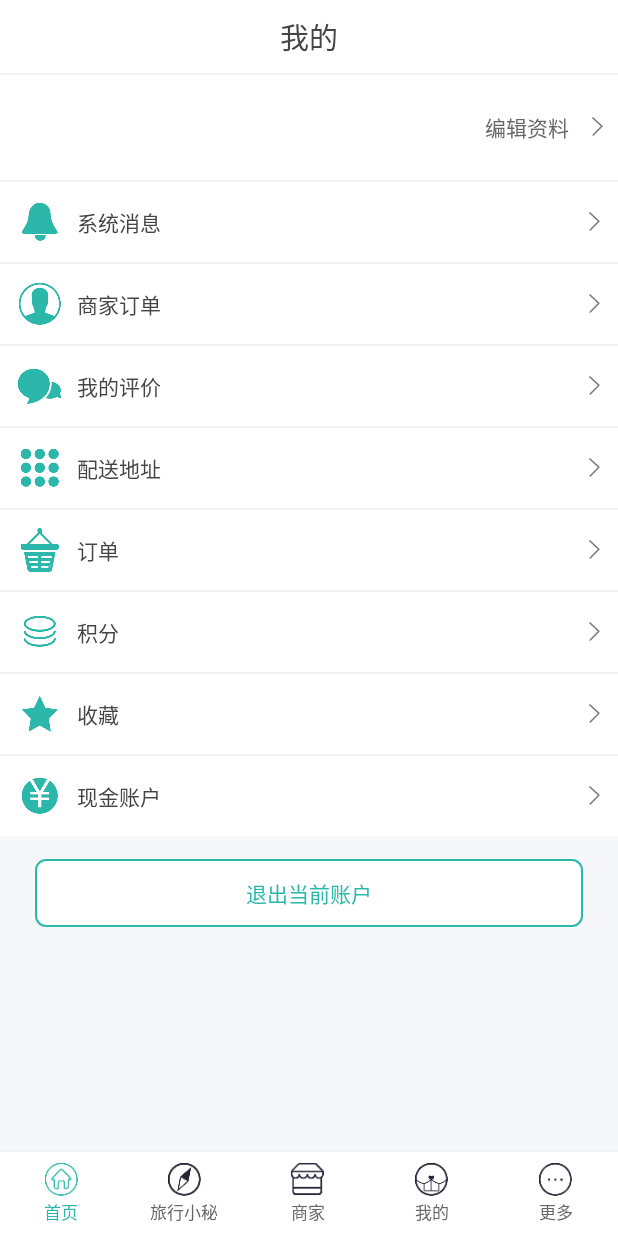
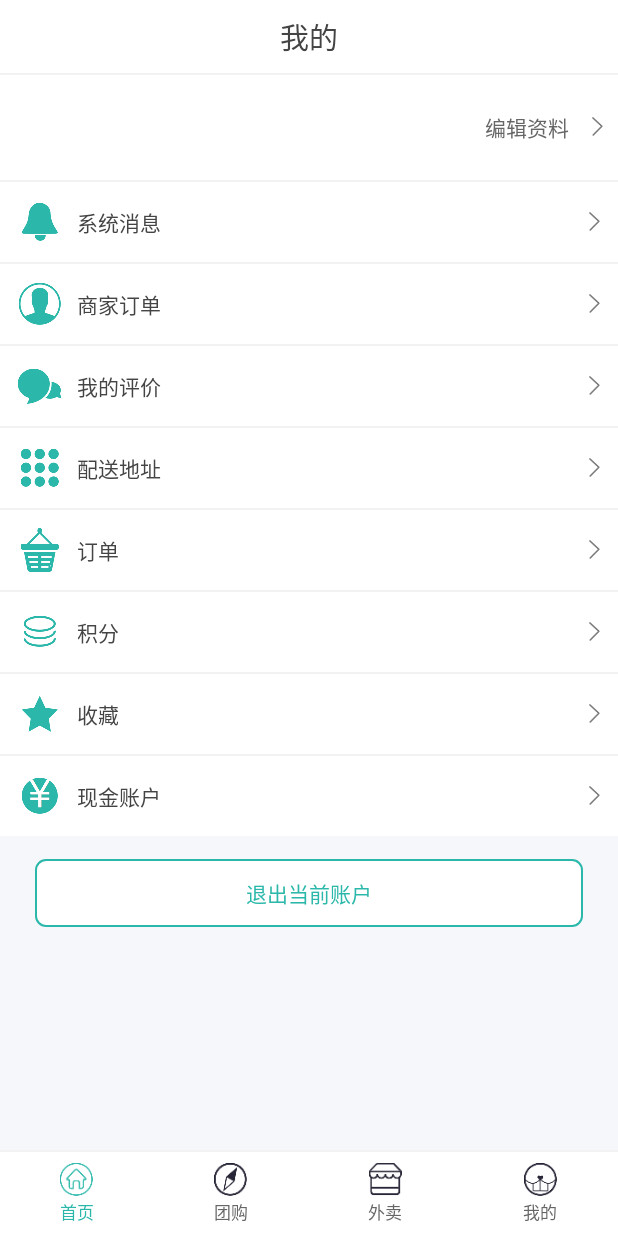
Before and after one commit to linkai0924/rabbitapp, an Android app: the fragment MyIndexFragment placed in its activity, on a phone screen of 412 x 824 dp. Run offline under Robolectric (Android 15) with nearby library versions, the phone set to English and light mode, and no system bars; libraries missing offline, so code that uses them is left out: de.greenrobot.event, in.srain.cube, net.duohuo.dhroid; plain views replace BadgeView; pictures from the network do not load; 45 statements that could not run were skipped.

Commit message:
底部菜单布局

```diff
--- a/app/src/main/res/layout/activity_main.xml
+++ b/app/src/main/res/layout/activity_main.xml
@@ -70,7 +70,7 @@
             <TextView
                 style="@style/text_66_black_small"
                 android:layout_marginTop="2dp"
-                android:text="@string/travel" />
+                android:text="@string/search_type3" />
         </LinearLayout>
 
         <LinearLayout
@@ -93,7 +93,7 @@
             <TextView
                 style="@style/text_66_black_small"
                 android:layout_marginTop="2dp"
-                android:text="@string/search_type2" />
+                android:text="@string/myfragment_waimai" />
         </LinearLayout>
 
         <LinearLayout
@@ -119,29 +119,29 @@
                 android:text="@string/my_title" />
         </LinearLayout>
 
-        <LinearLayout
-            android:layout_width="0dp"
-            android:layout_height="fill_parent"
-            android:layout_weight="1"
-            android:gravity="center"
-            android:orientation="vertical">
+        <!--<LinearLayout-->
+            <!--android:layout_width="0dp"-->
+            <!--android:layout_height="fill_parent"-->
+            <!--android:layout_weight="1"-->
+            <!--android:gravity="center"-->
+            <!--android:orientation="vertical">-->
 
-            <RelativeLayout
-                android:layout_width="wrap_content"
-                android:layout_height="wrap_content">
+            <!--<RelativeLayout-->
+                <!--android:layout_width="wrap_content"-->
+                <!--android:layout_height="wrap_content">-->
 
-                <ImageView
-                    android:layout_width="22dp"
-                    android:layout_height="22dp"
-                    android:layout_centerHorizontal="true"
-                    android:src="@drawable/icon_more_n" />
-            </RelativeLayout>
+                <!--<ImageView-->
+                    <!--android:layout_width="22dp"-->
+                    <!--android:layout_height="22dp"-->
+                    <!--android:layout_centerHorizontal="true"-->
+                    <!--android:src="@drawable/icon_more_n" />-->
+            <!--</RelativeLayout>-->
 
-            <TextView
-                style="@style/text_66_black_small"
-                android:layout_marginTop="2dp"
-                android:text="@string/more" />
-        </LinearLayout>
+            <!--<TextView-->
+                <!--style="@style/text_66_black_small"-->
+                <!--android:layout_marginTop="2dp"-->
+                <!--android:text="@string/more" />-->
+        <!--</LinearLayout>-->
     </LinearLayout>
 
 </RelativeLayout>
--- a/app/src/main/res/values/strings.xml
+++ b/app/src/main/res/values/strings.xml
@@ -19,6 +19,7 @@
     <string name="myfragment_shipping_address">配送地址</string>
     <string name="myfragment_my_order">订单</string>
     <string name="myfragment_integral">积分</string>
+    <string name="myfragment_waimai">外卖</string>
     <string name="myfragment_collect">收藏</string>
     <string name="myfragment_current_account">现金账户</string>
     <string name="myfragment_logout">退出当前账户</string>
```
